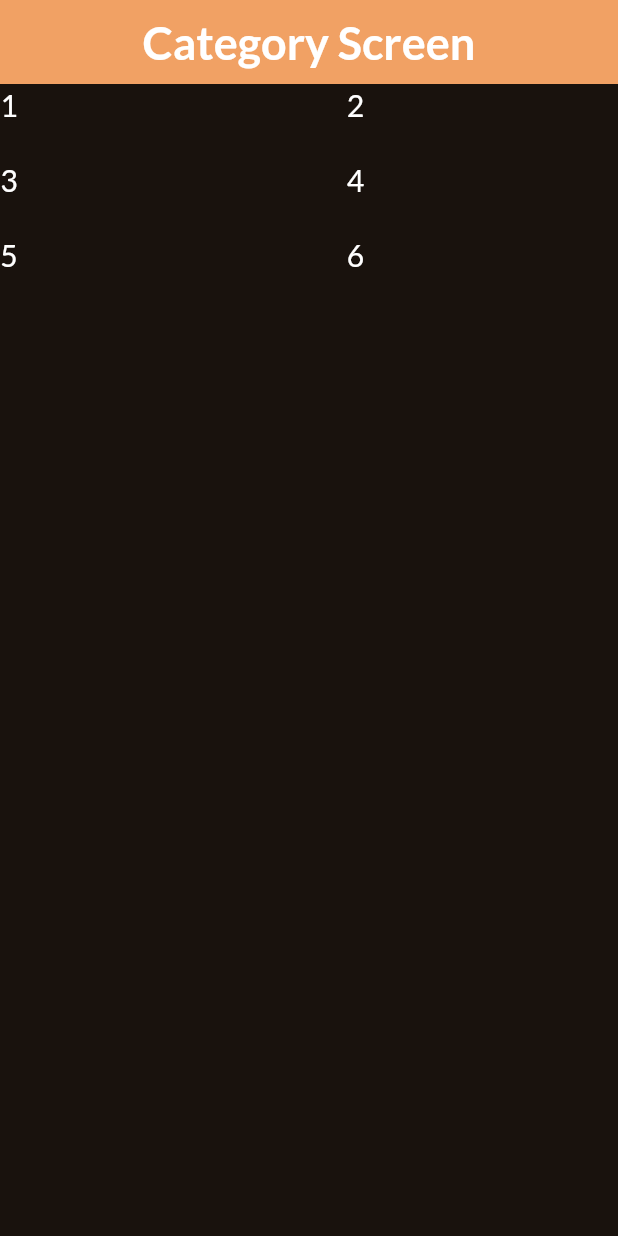
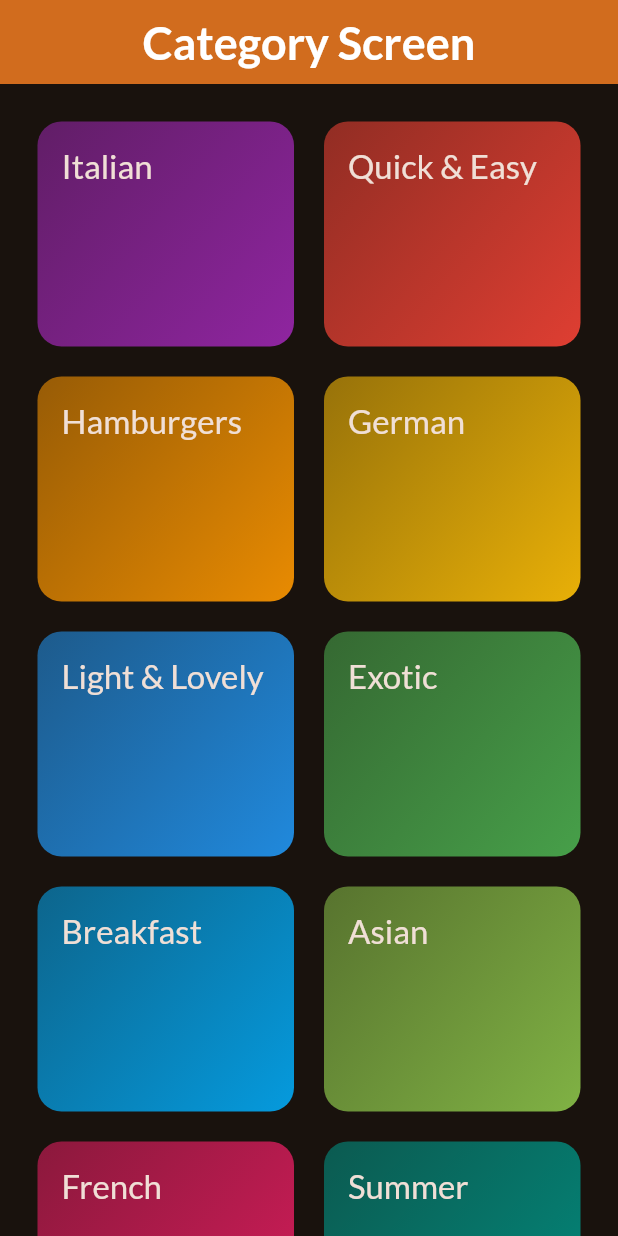
Before and after one commit to Talha-Orax/basic_app, a Flutter app: the screen it shows after launch, on a phone screen of 412 x 824 dp. Run offline on Flutter 3.47's test engine with Material 3 defaults, Android fonts, the phone set to English and light mode, and no system bars; our stand-ins replace google_fonts.

Commit message:
Category Screen GridView

```diff
--- a/lib/data/dummy_data.dart
+++ b/lib/data/dummy_data.dart
@@ -1,7 +1,8 @@
 import 'package:flutter/material.dart';
 
-import 'package:basic_app/model/Category.dart';
+import 'package:basic_app/model/category.dart';
 
+/// A list of available categories with their respective IDs, titles, and colors.
 const availableCategories = [
   Category(
     id: 'c1',
--- a/lib/model/Category.dart
+++ b/lib/model/Category.dart
@@ -1,11 +1,13 @@
 import "package:flutter/material.dart";
 
+// Create a Category class that represents a category with an id, title, and color.
+
 class Category {
-  const Category({
-    required this.id,
-    required this.title,
-    this.color = Colors.orange,
-  });
+  /// Constructor for Category class
+  const Category(
+      {required this.id, required this.title, this.color = Colors.orange});
+
+  /// The unique identifier for the category.
   final String id;
   final String title;
   final Color color;
--- a/lib/screens/category_screen.dart
+++ b/lib/screens/category_screen.dart
@@ -1,3 +1,5 @@
+import 'package:basic_app/data/dummy_data.dart';
+import 'package:basic_app/widgets/category_grid_items.dart';
 import 'package:flutter/material.dart';
 
 class CatergoryScreen extends StatelessWidget {
@@ -7,48 +9,34 @@ class CatergoryScreen extends StatelessWidget {
   Widget build(BuildContext context) {
     return Scaffold(
       appBar: AppBar(
+        centerTitle: true,
+        backgroundColor: const Color.fromARGB(255, 209, 108, 30),
         title: const Text('Category Screen',
             style: TextStyle(
               fontSize: 30,
               fontWeight: FontWeight.bold,
               color: Colors.white,
             )),
-          centerTitle: true,
-          backgroundColor: const Color.fromARGB(255, 241, 161, 100),
       ),
       body: GridView(
+        padding: const EdgeInsets.all(25),
         gridDelegate: const SliverGridDelegateWithFixedCrossAxisCount(
             crossAxisCount: 2,
             childAspectRatio: 3 / 2,
-            crossAxisSpacing: 50,
-            mainAxisExtent: 50,
-          ),
+            crossAxisSpacing: 20,
+            mainAxisExtent: 150,
+            mainAxisSpacing:
+                20), // Using SliverGridDelegateWithFixedCrossAxisCount to create a grid layout
         children: [
-            Text(
-              "1",
-              style: TextStyle(fontSize: 20, color: Colors.white),
-            ),
-            Text(
-              "2",
-              style: TextStyle(fontSize: 20, color: Colors.white),
-            ),
-            Text(
-              "3",
-              style: TextStyle(fontSize: 20, color: Colors.white),
-            ),
-            Text(
-              "4",
-              style: TextStyle(fontSize: 20, color: Colors.white),
-            ),
-            Text(
-              "5",
-              style: TextStyle(fontSize: 20, color: Colors.white),
-            ),
-            Text(
-              "6",
-              style: TextStyle(fontSize: 20, color: Colors.white),
+          // alternative to using a for loop
+          // ...availableCategories.map((category) => CategoryGridItems(category: category)).toList
+          // this will create a list of CategoryGridItems widgets from the availableCategories list and spread them into the children list of the GridView
+          for (final category in availableCategories)
+            CategoryGridItems(
+              category: category,
             ),
         ],
-        ));
+      ),
+    );
   }
 }
--- a/lib/widgets/category_grid_items.dart
+++ b/lib/widgets/category_grid_items.dart
@@ -1,29 +1,44 @@
-import "package:basic_app/model/Category.dart";
+import "package:basic_app/main.dart";
+import "package:basic_app/model/category.dart";
 import "package:flutter/material.dart";
 
 class CategoryGridItems extends StatelessWidget {
+  /// A widget that displays a grid item for a category.
+  /// It shows the category title with a gradient background based on the category's color.
+  // // Requires a Category object to be passed in.
+  /// /// The category parameter must not be null.
   const CategoryGridItems({super.key, required this.category});
-
   final Category category;
 
   @override
   Widget build(BuildContext context) {
-    return Container(
+    return InkWell(
+      borderRadius: BorderRadius.circular(16),
+      splashColor: Theme.of(context).colorScheme.primary,
+      onTap: () {
+        // Handle tap event, e.g., navigate to a category detail screen
+      },
+      child: Container(
+        // margin: const EdgeInsets.all(10),
+        padding: const EdgeInsets.all(16),
         decoration: BoxDecoration(
+            borderRadius: BorderRadius.circular(16),
             gradient: LinearGradient(
               colors: [
                 category.color.withOpacity(0.55),
-          category.color.withOpacity(0.99),
+                category.color.withOpacity(0.9),
               ],
               begin: Alignment.topLeft,
               end: Alignment.bottomRight,
             )),
-      child: GridView(
-        gridDelegate: const SliverGridDelegateWithFixedCrossAxisCount(
-          crossAxisCount: 2,
-          childAspectRatio: 3 / 2,
-          crossAxisSpacing: 50,
-          mainAxisExtent: 50,
+        child: Text(
+          category.title,
+
+          /// Use the titleLarge style from the current theme's text theme and set the color to the onSurface color from the current theme's color scheme.
+          /// This ensures that the text is styled consistently with the app's theme.
+          style: Theme.of(context).textTheme.titleLarge!.copyWith(
+                color: Theme.of(context).colorScheme.onSurface,
+              ),
         ),
       ),
     );
```
Lines whose indentation alone changed are shown as unchanged.
